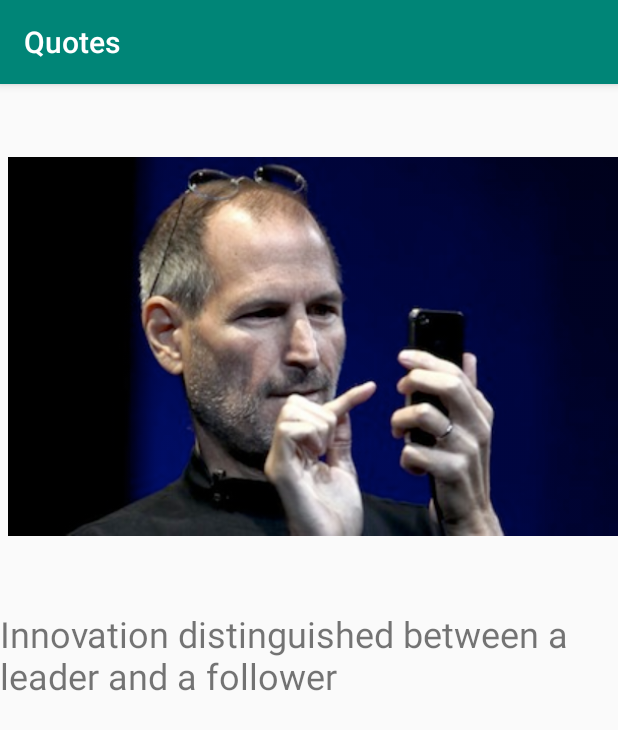
After one commit to speed785/Android-Studio-Projects, an Android app: the QuoteDetail screen opened directly, with no data from a screen before it, on a phone screen of 412 x 824 dp. The commit adds this screen. Shown: the top 730 px of the screen. Run offline under Robolectric (Android 15) with nearby library versions, the phone set to English and light mode, and no system bars.

Commit message:
Added 2 new files, Quote Detail java and xml file and updated the app so that when pressed on the photo, it will show a enlarged version and the quote. The app also has saved instance so you can go back and select a new photo/ quote.

```diff
--- a/Quotes/app/src/main/AndroidManifest.xml
+++ b/Quotes/app/src/main/AndroidManifest.xml
@@ -16,6 +16,7 @@
                 <category android:name="android.intent.category.LAUNCHER" />
             </intent-filter>
         </activity>
+        <activity android:name=".QuoteDetail" />
     </application>
 
 </manifest>
--- /dev/null
+++ b/Quotes/app/src/main/java/com/example/quotes/QuoteDetail.java
@@ -0,0 +1,27 @@
+package com.example.quotes;
+
+import android.content.Intent;
+import android.os.Bundle;
+import android.widget.ImageView;
+import android.widget.TextView;
+
+import androidx.appcompat.app.AppCompatActivity;
+
+public class QuoteDetail extends AppCompatActivity {
+
+    @Override
+    protected void onCreate(Bundle savedInstanceState) {
+        super.onCreate(savedInstanceState);
+        setContentView(R.layout.quote_detail);
+
+        Intent i = getIntent();
+        int mPosition = i.getIntExtra("position", 0);
+        DataSource mDataSource = new DataSource();
+        ImageView mImageView = findViewById(R.id.image);
+        TextView mQuote = findViewById(R.id.quote);
+        mImageView.setImageResource(mDataSource.getmPhotoHdPool().
+                                    get(mPosition));
+        mQuote.setText(getResources().getString(mDataSource.getmQuotePool()
+                .get(mPosition)));
+    }
+}
--- a/Quotes/app/src/main/java/com/example/quotes/QuoteReaderActivity.java
+++ b/Quotes/app/src/main/java/com/example/quotes/QuoteReaderActivity.java
@@ -2,10 +2,12 @@ package com.example.quotes;
 
 import androidx.appcompat.app.AppCompatActivity;
 
+import android.content.Intent;
 import android.os.Bundle;
 import android.view.LayoutInflater;
 import android.view.View;
 import android.view.ViewGroup;
+import android.widget.AdapterView;
 import android.widget.BaseAdapter;
 import android.content.Context;
 import android.widget.ImageView;
@@ -73,5 +75,14 @@ public class QuoteReaderActivity extends AppCompatActivity {
         ListView mListView = findViewById(R.id.quotes_list);
         mListView.setAdapter(new QuoteAdapter(this));
 
+        mListView.setOnItemClickListener(new AdapterView.OnItemClickListener() {
+            @Override
+            public void onItemClick(AdapterView arg0, View arg1, int position,
+                                    long arg3) {
+                Intent i = new Intent(QuoteReaderActivity.this, QuoteDetail.class);
+                    i.putExtra("position", position);
+                    startActivity(i);
+            }
+        });
     }
 }
--- a/Quotes/app/src/main/res/layout/activity_quote_reader.xml
+++ b/Quotes/app/src/main/res/layout/activity_quote_reader.xml
@@ -7,7 +7,7 @@
     tools:context=".QuoteReaderActivity">
     <RelativeLayout android:layout_height="match_parent"
         android:layout_width="match_parent">
-        <ListView xmlns:android="http://schemas.android.com/apk/res/android"
+        <ListView
         android:id="@+id/quotes_list"
         android:layout_width="fill_parent"
         android:layout_height="fill_parent">
--- /dev/null
+++ b/Quotes/app/src/main/res/layout/quote_detail.xml
@@ -0,0 +1,22 @@
+<?xml version="1.0" encoding="utf-8"?>
+<ScrollView xmlns:android="http://schemas.android.com/apk/res/android"
+    android:layout_width="match_parent"
+    android:layout_height="match_parent">
+    <RelativeLayout
+    android:layout_width="wrap_content"
+    android:layout_height="wrap_content">
+    <ImageView
+        android:id="@+id/image"
+        android:layout_alignParentTop="true"
+        android:layout_width="fill_parent"
+        android:layout_height="350dip"
+        android:layout_marginLeft="5dip"
+        android:src="@drawable/steve_1" />
+    <TextView
+        android:id="@+id/quote"
+        android:layout_width="fill_parent"
+        android:layout_height="wrap_content"
+        android:layout_below="@id/image"
+        android:textSize="24sp" />
+    </RelativeLayout>
+</ScrollView>
--- a/Quotes/app/src/main/res/values/strings.xml
+++ b/Quotes/app/src/main/res/values/strings.xml
@@ -4,10 +4,10 @@
     <string name="quote_2">I want to put a ding in the universe!</string>
     <string name="quote_3">People don\'t know what they want until you show it to them.</string>
     <string name="quote_4">The only way to be truly satisfied is to do what you believe is great work.</string>
-    <string name="quote_5">That\'s been one of my mantras -- focus and simplicity. Simple can be harder than complex: You have to work hard to get your thinking clean to make it simple. But it\'s worth it in the end because once you get there, you can move mountains.</string>
+    <string name="quote_5">That\'s been one of my mantras — focus and simplicity. Simple can be harder than complex: You have to work hard to get your thinking clean to make it simple. But it\'s worth it in the end because once you get there, you can move mountains.</string>
     <string name="quote_6">Great things in business are never done by one person, they\'re done by a team of people.</string>
     <string name="quote_7">You can\'t connect the dots looking forward; you can only connect them looking backward.</string>
     <string name="quote_8">Your work is going to fill a large part of your life, and the only way to be truly satisfied is to do what you believe is great work.</string>
-    <string name="quote_9">I\'m the only person I know that\'s lost a quarter of a billion dollars in one year. ... It\'s very character-building.</string>
+    <string name="quote_9">I\'m the only person I know that\'s lost a quarter of a billion dollars in one year. … It\'s very character-building.</string>
     <string name="quote_10">It\'s more fun to be a pirate than join the Navy.</string>
 </resources>
```
